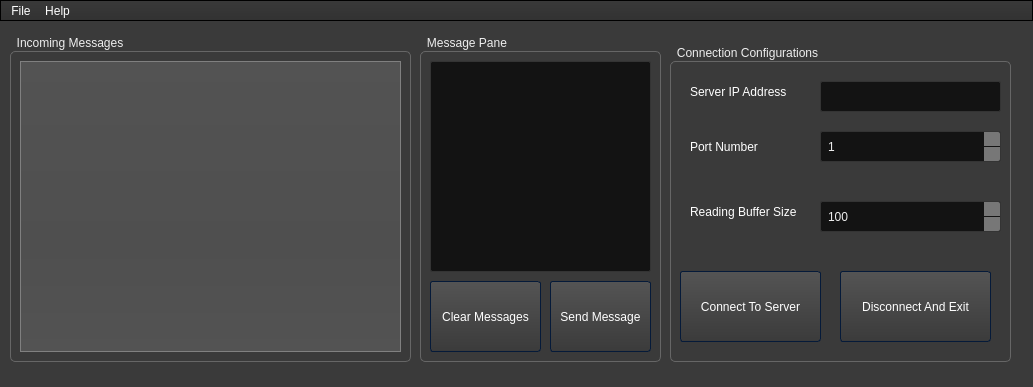
Qt form ui_files/client_form.ui (IcyRepublic9884/PythonChatApp) before a commit.
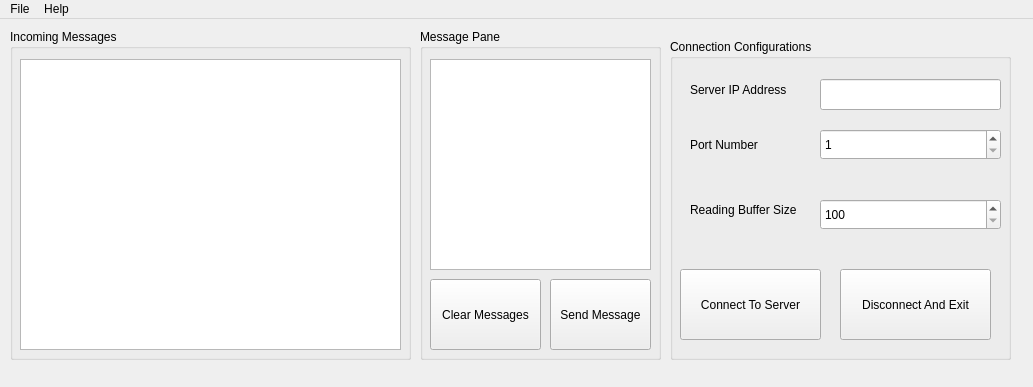
The same form after that commit. Icons and pictures are not drawn.

Patch:
```diff
--- a/ui_files/client_form.ui
+++ b/ui_files/client_form.ui
@@ -14,994 +14,7 @@
    <string>MainWindow</string>
   </property>
   <property name="styleSheet">
-   <string notr="true">/*Copyright (c) DevSec Studio. All rights reserved.
-
-MIT License
-
-Permission is hereby granted, free of charge, to any person obtaining a copy
-of this software and associated documentation files (the &quot;Software&quot;), to deal
-in the Software without restriction, including without limitation the rights
-to use, copy, modify, merge, publish, distribute, sublicense, and/or sell
-copies of the Software, and to permit persons to whom the Software is
-furnished to do so, subject to the following conditions:
-
-The above copyright notice and this permission notice shall be included in all
-copies or substantial portions of the Software.
-
-THE SOFTWARE IS PROVIDED *AS IS*, WITHOUT WARRANTY OF ANY KIND, EXPRESS OR
-IMPLIED, INCLUDING BUT NOT LIMITED TO THE WARRANTIES OF MERCHANTABILITY,
-FITNESS FOR A PARTICULAR PURPOSE AND NONINFRINGEMENT. IN NO EVENT SHALL THE
-AUTHORS OR COPYRIGHT HOLDERS BE LIABLE FOR ANY CLAIM, DAMAGES OR OTHER
-LIABILITY, WHETHER IN AN ACTION OF CONTRACT, TORT OR OTHERWISE, ARISING FROM,
-OUT OF OR IN CONNECTION WITH THE SOFTWARE OR THE USE OR OTHER DEALINGS IN THE SOFTWARE.
-*/
-
-/*-----QWidget-----*/
-QWidget
-{
-	background-color: #3a3a3a;
-	color: #fff;
-	selection-background-color: #b78620;
-	selection-color: #000;
-
-}
-
-
-/*-----QLabel-----*/
-QLabel
-{
-	background-color: transparent;
-	color: #fff;
-
-}
-
-
-/*-----QMenuBar-----*/
-QMenuBar 
-{
-	background-color: qlineargradient(spread:repeat, x1:1, y1:0, x2:1, y2:1, stop:0 rgba(57, 57, 57, 255),stop:1 rgba(50, 50, 50, 255));
-	border: 1px solid #000;
-	color: #fff;
-
-}
-
-
-QMenuBar::item 
-{
-	background-color: transparent;
-
-}
-
-
-QMenuBar::item:selected 
-{
-	background-color: rgba(183, 134, 32, 20%);
-	border: 1px solid #b78620;
-	color: #fff;
-
-}
-
-
-QMenuBar::item:pressed 
-{
-	background-color: rgb(183, 134, 32);
-	border: 1px solid #b78620;
-	color: #fff;
-
-}
-
-
-/*-----QMenu-----*/
-QMenu
-{
-    background-color: qlineargradient(spread:repeat, x1:1, y1:0, x2:1, y2:1, stop:0 rgba(57, 57, 57, 255),stop:1 rgba(50, 50, 50, 255));
-    border: 1px solid #222;
-    padding: 4px;
-	color: #fff;
-
-}
-
-
-QMenu::item
-{
-    background-color: transparent;
-    padding: 2px 20px 2px 20px;
-
-}
-
-
-QMenu::separator
-{
-   	background-color: rgb(183, 134, 32);
-	height: 1px;
-
-}
-
-
-QMenu::item:disabled
-{
-    color: #555;
-    background-color: transparent;
-    padding: 2px 20px 2px 20px;
-
-}
-
-
-QMenu::item:selected
-{
-	background-color: rgba(183, 134, 32, 20%);
-	border: 1px solid #b78620;
-	color: #fff;
-
-}
-
-
-/*-----QToolBar-----*/
-QToolBar
-{
-	background-color: qlineargradient(spread:repeat, x1:1, y1:0, x2:1, y2:1, stop:0 rgba(69, 69, 69, 255),stop:1 rgba(58, 58, 58, 255));
-	border-top: none;
-	border-bottom: 1px solid #4f4f4f;
-	border-left: 1px solid #4f4f4f;
-	border-right: 1px solid #4f4f4f;
-
-}
-
-
-QToolBar::separator
-{
-	background-color: #2e2e2e;
-	width: 1px;
-
-}
-
-
-/*-----QToolButton-----*/
-QToolButton 
-{
-	background-color: transparent;
-	color: #fff;
-	padding: 5px;
-	padding-left: 8px;
-	padding-right: 8px;
-	margin-left: 1px;
-}
-
-
-QToolButton:hover
-{
-	background-color: rgba(183, 134, 32, 20%);
-	border: 1px solid #b78620;
-	color: #fff;
-	
-}
-
-
-QToolButton:pressed
-{
-	background-color: qlineargradient(spread:repeat, x1:1, y1:0, x2:1, y2:1, stop:0 rgba(57, 57, 57, 255),stop:1 rgba(50, 50, 50, 255));
-	border: 1px solid #b78620;
-
-}
-
-
-QToolButton:checked
-{
-	background-color: qlineargradient(spread:repeat, x1:1, y1:0, x2:1, y2:1, stop:0 rgba(57, 57, 57, 255),stop:1 rgba(50, 50, 50, 255));
-	border: 1px solid #222;
-}
-
-
-/*-----QPushButton-----*/
-QPushButton
-{
-	background-color: qlineargradient(spread:repeat, x1:1, y1:0, x2:1, y2:1, stop:0 rgba(84, 84, 84, 255),stop:1 rgba(59, 59, 59, 255));
-	color: #ffffff;
-	min-width: 80px;
-	border-style: solid;
-	border-width: 1px;
-	border-radius: 3px;
-	border-color: #051a39;
-	padding: 5px;
-
-}
-
-
-QPushButton::flat
-{
-	background-color: transparent;
-	border: none;
-	color: #fff;
-
-}
-
-
-QPushButton::disabled
-{
-	background-color: #404040;
-	color: #656565;
-	border-color: #051a39;
-
-}
-
-
-QPushButton::hover
-{
-	background-color: rgba(183, 134, 32, 20%);
-	border: 1px solid #b78620;
-
-}
-
-
-QPushButton::pressed
-{
-	background-color: qlineargradient(spread:repeat, x1:1, y1:0, x2:1, y2:1, stop:0 rgba(74, 74, 74, 255),stop:1 rgba(49, 49, 49, 255));
-	border: 1px solid #b78620;
-
-}
-
-
-QPushButton::checked
-{
-	background-color: qlineargradient(spread:repeat, x1:1, y1:0, x2:1, y2:1, stop:0 rgba(74, 74, 74, 255),stop:1 rgba(49, 49, 49, 255));
-	border: 1px solid #222;
-
-}
-
-
-/*-----QLineEdit-----*/
-QLineEdit
-{
-	background-color: #131313;
-	color : #eee;
-	border: 1px solid #343434;
-	border-radius: 2px;
-	padding: 3px;
-	padding-left: 5px;
-
-}
-
-
-/*-----QPlainTExtEdit-----*/
-QPlainTextEdit
-{
-	background-color: #131313;
-	color : #eee;
-	border: 1px solid #343434;
-	border-radius: 2px;
-	padding: 3px;
-	padding-left: 5px;
-
-}
-
-
-/*-----QTabBar-----*/
-QTabBar::tab
-{
-	background-color: qlineargradient(spread:repeat, x1:1, y1:0, x2:1, y2:1, stop:0 rgba(84, 84, 84, 255),stop:1 rgba(59, 59, 59, 255));
-	color: #ffffff;
-	border-style: solid;
-	border-width: 1px;
-	border-color: #666;
-	border-bottom: none;
-	padding: 5px;
-	padding-left: 15px;
-	padding-right: 15px;
-
-}
-
-
-QTabWidget::pane 
-{
-	background-color: red;
-	border: 1px solid #666;
-	top: 1px;
-
-}
-
-
-QTabBar::tab:last
-{
-	margin-right: 0; 
-
-}
-
-
-QTabBar::tab:first:!selected
-{
-	background-color: #0c0c0d;
-	margin-left: 0px;
-
-}
-
-
-QTabBar::tab:!selected
-{
-	color: #b1b1b1;
-	border-bottom-style: solid;
-	background-color: #0c0c0d;
-
-}
-
-
-QTabBar::tab:selected
-{
-	margin-bottom: 0px;
-
-}
-
-
-QTabBar::tab:!selected:hover
-{
-	border-top-color: #b78620;
-
-}
-
-
-/*-----QComboBox-----*/
-QComboBox
-{
-    background-color: qlineargradient(spread:repeat, x1:1, y1:0, x2:1, y2:1, stop:0 rgba(84, 84, 84, 255),stop:1 rgba(59, 59, 59, 255));
-    border: 1px solid #000;
-    padding-left: 6px;
-    color: #ffffff;
-    height: 20px;
-
-}
-
-
-QComboBox::disabled
-{
-	background-color: #404040;
-	color: #656565;
-	border-color: #051a39;
-
-}
-
-
-QComboBox:on
-{
-    background-color: #b78620;
-	color: #000;
-
-}
-
-
-QComboBox QAbstractItemView
-{
-    background-color: #383838;
-    color: #ffffff;
-    border: 1px solid black;
-    selection-background-color: #b78620;
-    outline: 0;
-
-}
-
-
-QComboBox::drop-down
-{
-	background-color: qlineargradient(spread:repeat, x1:1, y1:0, x2:1, y2:1, stop:0 rgba(57, 57, 57, 255),stop:1 rgba(50, 50, 50, 255));
-    subcontrol-origin: padding;
-    subcontrol-position: top right;
-    width: 15px;
-    border-left-width: 1px;
-    border-left-color: black;
-    border-left-style: solid; 
-
-}
-
-
-QComboBox::down-arrow
-{
-    image: url(://arrow-down.png);
-    width: 8px;
-    height: 8px;
-}
-
-
-/*-----QSpinBox &amp; QDateTimeEdit-----*/
-QSpinBox,
-QDateTimeEdit 
-{
-    background-color: #131313;
-	color : #eee;
-	border: 1px solid #343434;
-	padding: 3px;
-	padding-left: 5px;
-    border-radius : 2px;
-
-}
-
-
-QSpinBox::up-button, 
-QDateTimeEdit::up-button
-{
-	border-top-right-radius:2px;
-	background-color: #777777;
-    width: 16px; 
-    border-width: 1px;
-
-}
-
-
-QSpinBox::up-button:hover, 
-QDateTimeEdit::up-button:hover
-{
-	background-color: #585858;
-
-}
-
-
-QSpinBox::up-button:pressed, 
-QDateTimeEdit::up-button:pressed
-{
-	background-color: #252525;
-    width: 16px; 
-    border-width: 1px;
-
-}
-
-
-QSpinBox::up-arrow,
-QDateTimeEdit::up-arrow
-{
-    image: url(://arrow-up.png);
-    width: 7px;
-    height: 7px;
-
-}
-
-
-QSpinBox::down-button, 
-QDateTimeEdit::down-button
-{
-	border-bottom-right-radius:2px;
-	background-color: #777777;
-    width: 16px; 
-    border-width: 1px;
-
-}
-
-
-QSpinBox::down-button:hover, 
-QDateTimeEdit::down-button:hover
-{
-	background-color: #585858;
-
-}
-
-
-QSpinBox::down-button:pressed, 
-QDateTimeEdit::down-button:pressed
-{
-	background-color: #252525;
-    width: 16px; 
-    border-width: 1px;
-
-}
-
-
-QSpinBox::down-arrow,
-QDateTimeEdit::down-arrow
-{
-    image: url(://arrow-down.png);
-    width: 7px;
-    height: 7px;
-
-}
-
-
-/*-----QGroupBox-----*/
-QGroupBox 
-{
-    border: 1px solid;
-    border-color: #666666;
-	border-radius: 5px;
-    margin-top: 20px;
-
-}
-
-
-QGroupBox::title  
-{
-    background-color: transparent;
-    color: #eee;
-    subcontrol-origin: margin;
-    padding: 5px;
-	border-top-left-radius: 3px;
-	border-top-right-radius: 3px;
-
-}
-
-
-/*-----QHeaderView-----*/
-QHeaderView::section
-{
-    background-color: qlineargradient(spread:repeat, x1:1, y1:0, x2:1, y2:1, stop:0 rgba(60, 60, 60, 255),stop:1 rgba(50, 50, 50, 255));
-	border: 1px solid #000;
-    color: #fff;
-    text-align: left;
-	padding: 4px;
-	
-}
-
-
-QHeaderView::section:disabled
-{
-    background-color: #525251;
-    color: #656565;
-
-}
-
-
-QHeaderView::section:checked
-{
-    background-color: qlineargradient(spread:repeat, x1:1, y1:0, x2:1, y2:1, stop:0 rgba(60, 60, 60, 255),stop:1 rgba(50, 50, 50, 255));
-    color: #fff;
-
-}
-
-
-QHeaderView::section::vertical::first,
-QHeaderView::section::vertical::only-one
-{
-    border-top: 1px solid #353635;
-
-}
-
-
-QHeaderView::section::vertical
-{
-    border-top: 1px solid #353635;
-
-}
-
-
-QHeaderView::section::horizontal::first,
-QHeaderView::section::horizontal::only-one
-{
-    border-left: 1px solid #353635;
-
-}
-
-
-QHeaderView::section::horizontal
-{
-    border-left: 1px solid #353635;
-
-}
-
-
-QTableCornerButton::section
-{
-    background-color: qlineargradient(spread:repeat, x1:1, y1:0, x2:1, y2:1, stop:0 rgba(60, 60, 60, 255),stop:1 rgba(50, 50, 50, 255));
-	border: 1px solid #000;
-    color: #fff;
-
-}
-
-
-/*-----QTreeWidget-----*/
-QTreeView
-{
-	show-decoration-selected: 1;
-	alternate-background-color: #3a3a3a;
-	selection-color: #fff;
-	background-color: #2d2d2d;
-	border: 1px solid gray;
-	padding-top : 5px;
-	color: #fff;
-	font: 8pt;
-
-}
-
-
-QTreeView::item:selected
-{
-	color:#fff;
-	background-color: #b78620;
-	border-radius: 0px;
-
-}
-
-
-QTreeView::item:!selected:hover
-{
-    background-color: #262626;
-    border: none;
-    color: white;
-
-}
-
-
-QTreeView::branch:has-children:!has-siblings:closed,
-QTreeView::branch:closed:has-children:has-siblings 
-{
-	image: url(://tree-closed.png);
-
-}
-
-
-QTreeView::branch:open:has-children:!has-siblings,
-QTreeView::branch:open:has-children:has-siblings  
-{
-	image: url(://tree-open.png);
-
-}
-
-
-/*-----QListView-----*/
-QListView 
-{
-	background-color: qlineargradient(spread:repeat, x1:1, y1:0, x2:1, y2:1, stop:0 rgba(83, 83, 83, 255),stop:0.293269 rgba(81, 81, 81, 255),stop:0.634615 rgba(79, 79, 79, 255),stop:1 rgba(83, 83, 83, 255));
-    border : none;
-    color: white;
-    show-decoration-selected: 1; 
-    outline: 0;
-	border: 1px solid gray;
-
-}
-
-
-QListView::disabled 
-{
-	background-color: #656565;
-	color: #1b1b1b;
-    border: 1px solid #656565;
-
-}
-
-
-QListView::item 
-{
-	background-color: #2d2d2d;
-    padding: 1px;
-
-}
-
-
-QListView::item:alternate 
-{
-    background-color: #3a3a3a;
-
-}
-
-
-QListView::item:selected 
-{
-	background-color: #b78620;
-	border: 1px solid #b78620;
-	color: #fff;
-
-}
-
-
-QListView::item:selected:!active 
-{
-	background-color: #b78620;
-	border: 1px solid #b78620;
-	color: #fff;
-
-}
-
-
-QListView::item:selected:active 
-{
-	background-color: #b78620;
-	border: 1px solid #b78620;
-	color: #fff;
-
-}
-
-
-QListView::item:hover {
-    background-color: #262626;
-    border: none;
-    color: white;
-
-}
-
-
-/*-----QCheckBox-----*/
-QCheckBox
-{
-	background-color: transparent;
-    color: lightgray;
-	border: none;
-
-}
-
-
-QCheckBox::indicator
-{
-    background-color: #323232;
-    border: 1px solid darkgray;
-    width: 12px;
-    height: 12px;
-
-}
-
-
-QCheckBox::indicator:checked
-{
-    image:url(&quot;./ressources/check.png&quot;);
-	background-color: #b78620;
-    border: 1px solid #3a546e;
-
-}
-
-
-QCheckBox::indicator:unchecked:hover
-{
-	border: 1px solid #b78620; 
-
-}
-
-
-QCheckBox::disabled
-{
-	color: #656565;
-
-}
-
-
-QCheckBox::indicator:disabled
-{
-	background-color: #656565;
-	color: #656565;
-    border: 1px solid #656565;
-
-}
-
-
-/*-----QRadioButton-----*/
-QRadioButton 
-{
-	color: lightgray;
-	background-color: transparent;
-
-}
-
-
-QRadioButton::indicator::unchecked:hover 
-{
-	background-color: lightgray;
-	border: 2px solid #b78620;
-	border-radius: 6px;
-}
-
-
-QRadioButton::indicator::checked 
-{
-	border: 2px solid #b78620;
-	border-radius: 6px;
-	background-color: rgba(183,134,32,20%);  
-	width: 9px; 
-	height: 9px; 
-
-}
-
-
-/*-----QSlider-----*/
-QSlider::groove:horizontal 
-{
-	background-color: transparent;
-	height: 3px;
-
-}
-
-
-QSlider::sub-page:horizontal 
-{
-	background-color: #b78620;
-
-}
-
-
-QSlider::add-page:horizontal 
-{
-	background-color: #131313;
-
-}
-
-
-QSlider::handle:horizontal 
-{
-	background-color: #b78620;
-	width: 14px;
-	margin-top: -6px;
-	margin-bottom: -6px;
-	border-radius: 6px;
-
-}
-
-
-QSlider::handle:horizontal:hover 
-{
-	background-color: #d89e25;
-	border-radius: 6px;
-
-}
-
-
-QSlider::sub-page:horizontal:disabled 
-{
-	background-color: #bbb;
-	border-color: #999;
-
-}
-
-
-QSlider::add-page:horizontal:disabled 
-{
-	background-color: #eee;
-	border-color: #999;
-
-}
-
-
-QSlider::handle:horizontal:disabled 
-{
-	background-color: #eee;
-	border: 1px solid #aaa;
-	border-radius: 3px;
-
-}
-
-
-/*-----QScrollBar-----*/
-QScrollBar:horizontal
-{
-    border: 1px solid #222222;
-    background-color: #3d3d3d;
-    height: 15px;
-    margin: 0px 16px 0 16px;
-
-}
-
-
-QScrollBar::handle:horizontal
-{
-	background-color: qlineargradient(spread:repeat, x1:1, y1:0, x2:1, y2:1, stop:0 rgba(97, 97, 97, 255),stop:1 rgba(90, 90, 90, 255));
-	border: 1px solid #2d2d2d;
-    min-height: 20px;
-
-}
-
-
-QScrollBar::add-line:horizontal
-{
-	background-color: qlineargradient(spread:repeat, x1:1, y1:0, x2:1, y2:1, stop:0 rgba(97, 97, 97, 255),stop:1 rgba(90, 90, 90, 255));
-	border: 1px solid #2d2d2d;
-    width: 15px;
-    subcontrol-position: right;
-    subcontrol-origin: margin;
-
-}
-
-
-QScrollBar::sub-line:horizontal
-{
-	background-color: qlineargradient(spread:repeat, x1:1, y1:0, x2:1, y2:1, stop:0 rgba(97, 97, 97, 255),stop:1 rgba(90, 90, 90, 255));
-	border: 1px solid #2d2d2d;
-    width: 15px;
-    subcontrol-position: left;
-    subcontrol-origin: margin;
-
-}
-
-
-QScrollBar::right-arrow:horizontal
-{
-    image: url(://arrow-right.png);
-    width: 6px;
-    height: 6px;
-
-}
-
-
-QScrollBar::left-arrow:horizontal
-{
-    image: url(://arrow-left.png);
-    width: 6px;
-    height: 6px;
-
-}
-
-
-QScrollBar::add-page:horizontal, QScrollBar::sub-page:horizontal
-{
-    background: none;
-
-}
-
-
-QScrollBar:vertical
-{
-    background-color: #3d3d3d;
-    width: 16px;
-	border: 1px solid #2d2d2d;
-    margin: 16px 0px 16px 0px;
-
-}
-
-
-QScrollBar::handle:vertical
-{
-    background-color: qlineargradient(spread:repeat, x1:1, y1:0, x2:1, y2:1, stop:0 rgba(97, 97, 97, 255),stop:1 rgba(90, 90, 90, 255));
-	border: 1px solid #2d2d2d;
-    min-height: 20px;
-
-}
-
-
-QScrollBar::add-line:vertical
-{
-	background-color: qlineargradient(spread:repeat, x1:1, y1:0, x2:1, y2:1, stop:0 rgba(97, 97, 97, 255),stop:1 rgba(90, 90, 90, 255));
-	border: 1px solid #2d2d2d;
-    height: 15px;
-    subcontrol-position: bottom;
-    subcontrol-origin: margin;
-
-}
-
-
-QScrollBar::sub-line:vertical
-{
-	background-color: qlineargradient(spread:repeat, x1:1, y1:0, x2:1, y2:1, stop:0 rgba(97, 97, 97, 255),stop:1 rgba(90, 90, 90, 255));
-	border: 1px solid #2d2d2d;
-    height: 15px;
-    subcontrol-position: top;
-    subcontrol-origin: margin;
-
-}
-
-
-QScrollBar::up-arrow:vertical
-{
-    image: url(://arrow-up.png);
-    width: 6px;
-    height: 6px;
-
-}
-
-
-QScrollBar::down-arrow:vertical
-{
-    image: url(://arrow-down.png);
-    width: 6px;
-    height: 6px;
-
-}
-
-
-QScrollBar::add-page:vertical, QScrollBar::sub-page:vertical
-{
-    background: none;
-
-}
-
-
-/*-----QProgressBar-----*/
-QProgressBar
-{
-    border: 1px solid #666666;
-    text-align: center;
-	color: #000;
-	font-weight: bold;
-
-}
-
-
-QProgressBar::chunk
-{
-    background-color: #b78620;
-    width: 30px;
-    margin: 0.5px;
-
-}
-
-</string>
+   <string notr="true"/>
   </property>
   <widget class="QWidget" name="centralwidget">
    <widget class="QGroupBox" name="groupBox">
@@ -1209,7 +222,7 @@
      <x>0</x>
      <y>0</y>
      <width>1033</width>
-     <height>28</height>
+     <height>26</height>
     </rect>
    </property>
    <widget class="QMenu" name="menuFile">
```
